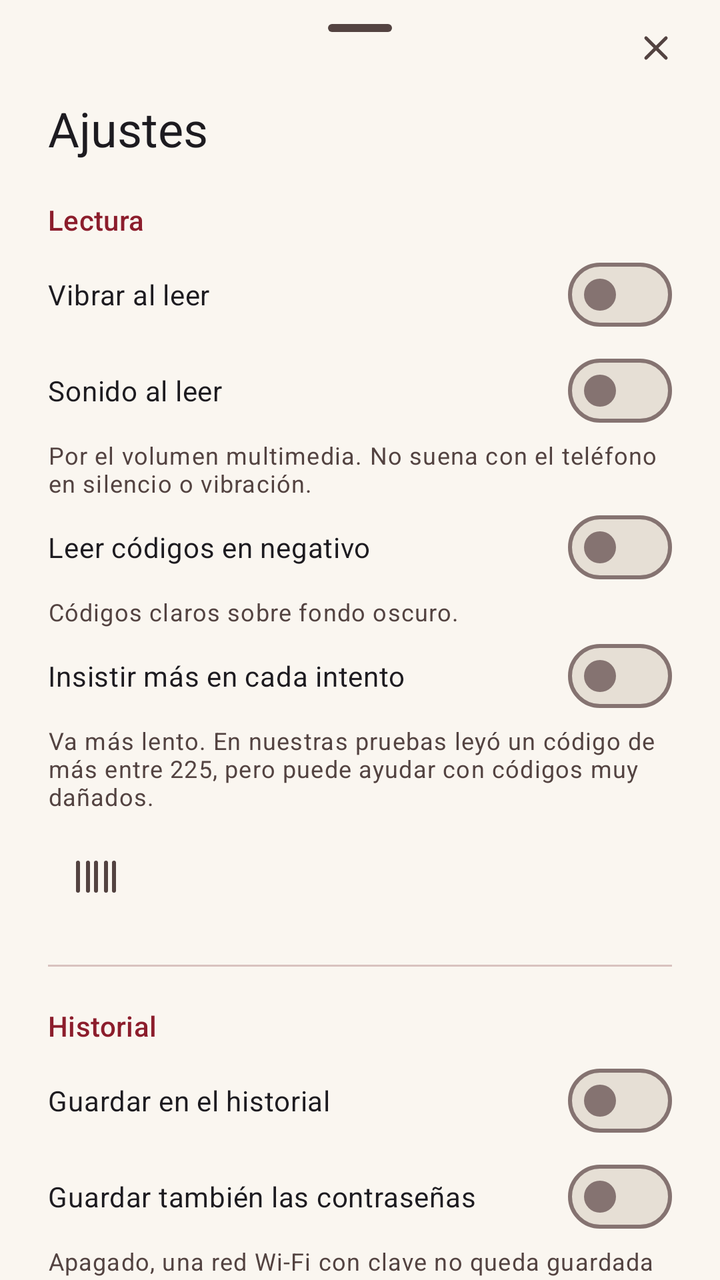
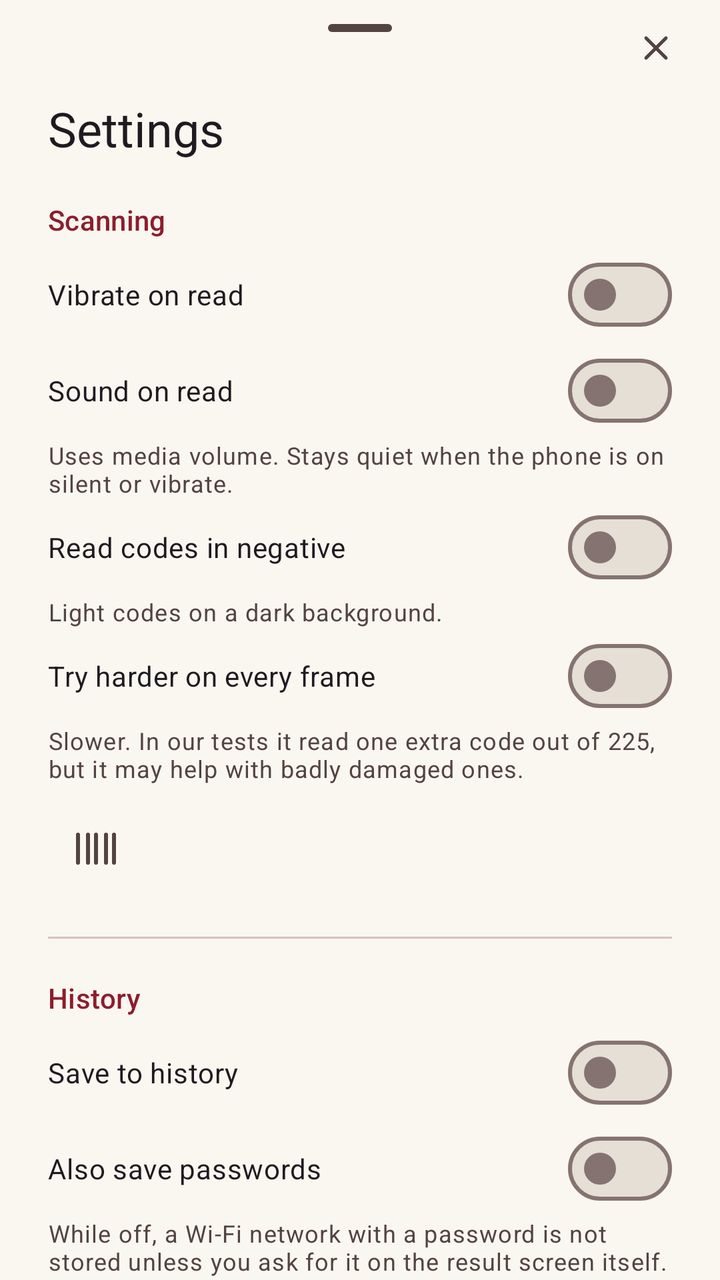

Screens rendered from an Android XML layout before and after an edit, with the pre-edit source and the edit as a unified diff.
<!-- AndroidManifest.xml: application theme Theme.Signifer -->
<!-- res/layout/sheet_settings.xml -->
<?xml version="1.0" encoding="utf-8"?>
<LinearLayout xmlns:android="http://schemas.android.com/apk/res/android"
    xmlns:app="http://schemas.android.com/apk/res-auto"
    android:layout_width="match_parent"
    android:layout_height="wrap_content"
    android:orientation="vertical">

    <include
        android:id="@+id/top_bar"
        layout="@layout/sheet_top_bar" />

    <androidx.core.widget.NestedScrollView
        android:layout_width="match_parent"
        android:layout_height="wrap_content">

        <LinearLayout
            android:id="@+id/content"
            android:layout_width="match_parent"
            android:layout_height="wrap_content"
            android:orientation="vertical"
            android:paddingHorizontal="24dp"
            android:paddingTop="0dp"
            android:paddingBottom="32dp">

            <TextView
                android:layout_width="wrap_content"
                android:layout_height="wrap_content"
                android:text="@string/settings_title"
                android:textAppearance="?attr/textAppearanceHeadlineSmall" />

            <TextView
                style="@style/Widget.Signifer.SettingsSection"
                android:text="@string/settings_section_reading" />

            <com.google.android.material.materialswitch.MaterialSwitch
                android:id="@+id/vibrate"
                android:layout_width="match_parent"
                android:layout_height="wrap_content"
                android:minHeight="48dp"
                android:text="@string/settings_vibrate" />

            <com.google.android.material.materialswitch.MaterialSwitch
                android:id="@+id/beep"
                android:layout_width="match_parent"
                android:layout_height="wrap_content"
                android:minHeight="48dp"
                android:text="@string/settings_beep" />

            <TextView
                android:layout_width="match_parent"
                android:layout_height="wrap_content"
                android:text="@string/settings_beep_note"
                android:textAppearance="?attr/textAppearanceBodySmall"
                android:textColor="?attr/colorOnSurfaceVariant" />

            <com.google.android.material.materialswitch.MaterialSwitch
                android:id="@+id/try_invert"
                android:layout_width="match_parent"
                android:layout_height="wrap_content"
                android:minHeight="48dp"
                android:text="@string/settings_try_invert" />

            <TextView
                android:layout_width="match_parent"
                android:layout_height="wrap_content"
                android:text="@string/settings_try_invert_note"
                android:textAppearance="?attr/textAppearanceBodySmall"
                android:textColor="?attr/colorOnSurfaceVariant" />

            <com.google.android.material.materialswitch.MaterialSwitch
                android:id="@+id/try_harder"
                android:layout_width="match_parent"
                android:layout_height="wrap_content"
                android:minHeight="48dp"
                android:text="@string/settings_try_harder" />

            <TextView
                android:layout_width="match_parent"
                android:layout_height="wrap_content"
                android:text="@string/settings_try_harder_note"
                android:textAppearance="?attr/textAppearanceBodySmall"
                android:textColor="?attr/colorOnSurfaceVariant" />

            <com.google.android.material.button.MaterialButton
                android:id="@+id/formats_toggle"
                style="@style/Widget.Signifer.SettingsRow"
                android:layout_marginTop="8dp"
                app:icon="@drawable/ic_formats" />

            <LinearLayout
                android:id="@+id/formats_panel"
                android:layout_width="match_parent"
                android:layout_height="wrap_content"
                android:orientation="vertical"
                android:visibility="gone">

                <TextView
                    android:layout_width="match_parent"
                    android:layout_height="wrap_content"
                    android:text="@string/settings_formats_note"
                    android:textAppearance="?attr/textAppearanceBodySmall"
                    android:textColor="?attr/colorOnSurfaceVariant" />

                <com.google.android.material.button.MaterialButtonToggleGroup
                    android:id="@+id/presets"
                    android:layout_width="match_parent"
                    android:layout_height="wrap_content"
                    android:layout_marginTop="12dp"
                    app:selectionRequired="false"
                    app:singleSelection="true">

                    <com.google.android.material.button.MaterialButton
                        android:id="@+id/preset_all"
                        style="?attr/materialButtonOutlinedStyle"
                        android:layout_width="0dp"
                        android:layout_height="wrap_content"
                        android:layout_weight="1"
                        android:text="@string/settings_preset_all" />

                    <com.google.android.material.button.MaterialButton
                        android:id="@+id/preset_matrix"
                        style="?attr/materialButtonOutlinedStyle"
                        android:layout_width="0dp"
                        android:layout_height="wrap_content"
                        android:layout_weight="1"
                        android:text="@string/settings_preset_matrix" />

                    <com.google.android.material.button.MaterialButton
                        android:id="@+id/preset_qr"
                        style="?attr/materialButtonOutlinedStyle"
                        android:layout_width="0dp"
                        android:layout_height="wrap_content"
                        android:layout_weight="1"
                        android:text="@string/settings_preset_qr" />

                </com.google.android.material.button.MaterialButtonToggleGroup>

                <LinearLayout
                    android:id="@+id/formats"
                    android:layout_width="match_parent"
                    android:layout_height="wrap_content"
                    android:layout_marginTop="8dp"
                    android:orientation="vertical" />

            </LinearLayout>

            <View style="@style/Widget.Signifer.SettingsDivider" />

            <TextView
                style="@style/Widget.Signifer.SettingsSection"
                android:layout_marginTop="0dp"
                android:text="@string/settings_section_history" />

            <com.google.android.material.materialswitch.MaterialSwitch
                android:id="@+id/save_history"
                android:layout_width="match_parent"
                android:layout_height="wrap_content"
                android:minHeight="48dp"
                android:text="@string/settings_save_history" />

            <com.google.android.material.materialswitch.MaterialSwitch
                android:id="@+id/save_sensitive"
                android:layout_width="match_parent"
                android:layout_height="wrap_content"
                android:minHeight="48dp"
                android:text="@string/settings_save_sensitive" />

            <TextView
                android:layout_width="match_parent"
                android:layout_height="wrap_content"
                android:text="@string/settings_save_sensitive_note"
                android:textAppearance="?attr/textAppearanceBodySmall"
                android:textColor="?attr/colorOnSurfaceVariant" />

            <com.google.android.material.button.MaterialButton
                android:id="@+id/retention"
                style="@style/Widget.Signifer.SettingsRow"
                android:layout_marginTop="8dp"
                app:icon="@drawable/ic_history" />

            <TextView
                android:layout_width="match_parent"
                android:layout_height="wrap_content"
                android:layout_marginStart="40dp"
                android:layout_marginBottom="4dp"
                android:text="@string/retention_note"
                android:textAppearance="?attr/textAppearanceBodySmall"
                android:textColor="?attr/colorOnSurfaceVariant" />

            <com.google.android.material.button.MaterialButton
                android:id="@+id/export_backup"
                style="@style/Widget.Signifer.SettingsRow"
                android:text="@string/history_export"
                app:icon="@drawable/ic_download" />

            <com.google.android.material.button.MaterialButton
                android:id="@+id/import_backup"
                style="@style/Widget.Signifer.SettingsRow"
                android:text="@string/history_import"
                app:icon="@drawable/ic_import" />

            <com.google.android.material.button.MaterialButton
                android:id="@+id/clear_history"
                style="@style/Widget.Signifer.SettingsRow"
                android:text="@string/history_clear"
                app:icon="@drawable/ic_delete" />

            <View style="@style/Widget.Signifer.SettingsDivider" />

            <com.google.android.material.button.MaterialButton
                android:id="@+id/about"
                style="@style/Widget.Signifer.SettingsRow"
                android:text="@string/about_title"
                app:icon="@drawable/ic_signum" />

        </LinearLayout>

    </androidx.core.widget.NestedScrollView>

</LinearLayout>
<!-- res/layout/sheet_top_bar.xml (included above) -->
<?xml version="1.0" encoding="utf-8"?>
<FrameLayout xmlns:android="http://schemas.android.com/apk/res/android"
    xmlns:app="http://schemas.android.com/apk/res-auto"
    xmlns:tools="http://schemas.android.com/tools"
    android:layout_width="match_parent"
    android:layout_height="wrap_content"
    tools:ignore="MergeRootFrame">

    <com.google.android.material.bottomsheet.BottomSheetDragHandleView
        android:id="@+id/drag_handle"
        android:layout_width="wrap_content"
        android:layout_height="wrap_content"
        android:layout_gravity="center_horizontal" />

    <com.google.android.material.button.MaterialButton
        android:id="@+id/close"
        style="@style/Widget.Material3.Button.IconButton"
        android:layout_width="48dp"
        android:layout_height="48dp"
        android:layout_gravity="end|center_vertical"
        android:layout_marginEnd="8dp"
        android:contentDescription="@string/action_close"
        app:icon="@drawable/ic_close"
        app:iconTint="?attr/colorOnSurfaceVariant" />

</FrameLayout>
<!-- resources referenced by this layout -->
<resources>
  <string name="about_title">Acerca de Signifer</string>
  <string name="action_close">Cerrar</string>
  <string name="history_clear">Vaciar el historial</string>
  <string name="history_export">Exportar un respaldo</string>
  <string name="history_import">Importar un respaldo</string>
  <string name="retention_note">Los favoritos no caducan nunca, sea cual sea el plazo.</string>
  <string name="settings_beep">Sonido al leer</string>
  <string name="settings_beep_note">Por el volumen multimedia. No suena con el teléfono en silencio o vibración.</string>
  <string name="settings_formats_note">Cuantos menos formatos busque, más rápido lee. Si solo escaneas códigos QR, apaga el resto.</string>
  <string name="settings_preset_all">Todos</string>
  <string name="settings_preset_matrix">Cuadrados</string>
  <string name="settings_preset_qr">Solo QR</string>
  <string name="settings_save_history">Guardar en el historial</string>
  <string name="settings_save_sensitive">Guardar también las contraseñas</string>
  <string name="settings_save_sensitive_note">Apagado, una red Wi-Fi con clave no queda guardada salvo que se pida en la propia pantalla de resultado.</string>
  <string name="settings_section_history">Historial</string>
  <string name="settings_section_reading">Lectura</string>
  <string name="settings_title">Ajustes</string>
  <string name="settings_try_harder">Insistir más en cada intento</string>
  <string name="settings_try_harder_note">Va más lento. En nuestras pruebas leyó un código de más entre 225, pero puede ayudar con códigos muy dañados.</string>
  <string name="settings_try_invert">Leer códigos en negativo</string>
  <string name="settings_try_invert_note">Códigos claros sobre fondo oscuro.</string>
  <string name="settings_vibrate">Vibrar al leer</string>
  <color name="signum_mark">@color/signum_crimson</color>
  <color name="light_primary">#FF8C1D2C</color>
  <color name="light_on_primary">#FFFFFFFF</color>
  <color name="light_primary_container">#FFFFDAD8</color>
  <color name="light_on_primary_container">#FF3E0010</color>
  <color name="light_secondary">#FF735B34</color>
  <color name="light_on_secondary">#FFFFFFFF</color>
  <color name="light_secondary_container">#FFF2E0C2</color>
  <color name="light_on_secondary_container">#FF291900</color>
  <color name="light_tertiary">#FF5C5046</color>
  <color name="light_on_tertiary">#FFFFFFFF</color>
  <color name="light_tertiary_container">#FFE9DDD1</color>
  <color name="light_on_tertiary_container">#FF211A13</color>
  <color name="light_error">#FFBA1A1A</color>
  <color name="light_on_error">#FFFFFFFF</color>
  <color name="light_error_container">#FFFFDAD6</color>
  <color name="light_on_error_container">#FF410002</color>
  <color name="light_background">#FFFAF6F0</color>
  <color name="light_on_background">#FF221A18</color>
  <color name="light_surface">#FFFAF6F0</color>
  <color name="light_on_surface">#FF221A18</color>
  <color name="light_surface_variant">#FFF2E1DD</color>
  <color name="light_on_surface_variant">#FF534341</color>
  <color name="light_surface_container">#FFF2ECE3</color>
  <color name="light_surface_container_high">#FFECE5DB</color>
  <color name="light_surface_container_lowest">#FFFFFFFF</color>
  <color name="light_surface_container_low">#FFF6F0E8</color>
  <color name="light_surface_container_highest">#FFE6DFD5</color>
  <color name="light_surface_bright">#FFFAF6F0</color>
  <color name="light_surface_dim">#FFDCD4CA</color>
  <color name="light_outline">#FF857371</color>
  <color name="light_outline_variant">#FFD8C2BF</color>
  <color name="light_inverse_surface">#FF382E2C</color>
  <color name="light_inverse_on_surface">#FFFBEEEB</color>
  <color name="light_inverse_primary">#FFFFB3B3</color>
  <color name="signum_crimson">#FF8C1D2C</color>
  <style name="ShapeAppearance.Signifer.Pill" parent="">
          <item name="cornerFamily">rounded</item>
          <item name="cornerSize">50%</item>
      </style>
</resources>

<!-- the commit's change to res/layout/sheet_settings.xml (unified diff, before → after) -->
@@ -206,6 +206,11 @@
                 app:icon="@drawable/ic_delete" />
 
             <View style="@style/Widget.Signifer.SettingsDivider" />
+
+            <com.google.android.material.button.MaterialButton
+                android:id="@+id/language"
+                style="@style/Widget.Signifer.SettingsRow"
+                app:icon="@drawable/ic_language" />
 
             <com.google.android.material.button.MaterialButton
                 android:id="@+id/about"
<!-- resource entries referenced after the edit -->
@@ -1,28 +1,28 @@
 <!-- resources referenced by this layout -->
 <resources>
-  <string name="about_title">Acerca de Signifer</string>
-  <string name="action_close">Cerrar</string>
-  <string name="history_clear">Vaciar el historial</string>
-  <string name="history_export">Exportar un respaldo</string>
-  <string name="history_import">Importar un respaldo</string>
-  <string name="retention_note">Los favoritos no caducan nunca, sea cual sea el plazo.</string>
-  <string name="settings_beep">Sonido al leer</string>
-  <string name="settings_beep_note">Por el volumen multimedia. No suena con el teléfono en silencio o vibración.</string>
-  <string name="settings_formats_note">Cuantos menos formatos busque, más rápido lee. Si solo escaneas códigos QR, apaga el resto.</string>
-  <string name="settings_preset_all">Todos</string>
-  <string name="settings_preset_matrix">Cuadrados</string>
-  <string name="settings_preset_qr">Solo QR</string>
-  <string name="settings_save_history">Guardar en el historial</string>
-  <string name="settings_save_sensitive">Guardar también las contraseñas</string>
-  <string name="settings_save_sensitive_note">Apagado, una red Wi-Fi con clave no queda guardada salvo que se pida en la propia pantalla de resultado.</string>
-  <string name="settings_section_history">Historial</string>
-  <string name="settings_section_reading">Lectura</string>
-  <string name="settings_title">Ajustes</string>
-  <string name="settings_try_harder">Insistir más en cada intento</string>
-  <string name="settings_try_harder_note">Va más lento. En nuestras pruebas leyó un código de más entre 225, pero puede ayudar con códigos muy dañados.</string>
-  <string name="settings_try_invert">Leer códigos en negativo</string>
-  <string name="settings_try_invert_note">Códigos claros sobre fondo oscuro.</string>
-  <string name="settings_vibrate">Vibrar al leer</string>
+  <string name="about_title">About Signifer</string>
+  <string name="action_close">Close</string>
+  <string name="history_clear">Empty the history</string>
+  <string name="history_export">Export a backup</string>
+  <string name="history_import">Import a backup</string>
+  <string name="retention_note">Favorites never expire, whatever the limit.</string>
+  <string name="settings_beep">Sound on read</string>
+  <string name="settings_beep_note">Uses media volume. Stays quiet when the phone is on silent or vibrate.</string>
+  <string name="settings_formats_note">The fewer formats it looks for, the faster it reads. If you only scan QR codes, turn the rest off.</string>
+  <string name="settings_preset_all">All</string>
+  <string name="settings_preset_matrix">Square</string>
+  <string name="settings_preset_qr">QR only</string>
+  <string name="settings_save_history">Save to history</string>
+  <string name="settings_save_sensitive">Also save passwords</string>
+  <string name="settings_save_sensitive_note">While off, a Wi-Fi network with a password is not stored unless you ask for it on the result screen itself.</string>
+  <string name="settings_section_history">History</string>
+  <string name="settings_section_reading">Scanning</string>
+  <string name="settings_title">Settings</string>
+  <string name="settings_try_harder">Try harder on every frame</string>
+  <string name="settings_try_harder_note">Slower. In our tests it read one extra code out of 225, but it may help with badly damaged ones.</string>
+  <string name="settings_try_invert">Read codes in negative</string>
+  <string name="settings_try_invert_note">Light codes on a dark background.</string>
+  <string name="settings_vibrate">Vibrate on read</string>
   <color name="signum_mark">@color/signum_crimson</color>
   <color name="light_primary">#FF8C1D2C</color>
   <color name="light_on_primary">#FFFFFFFF</color>
